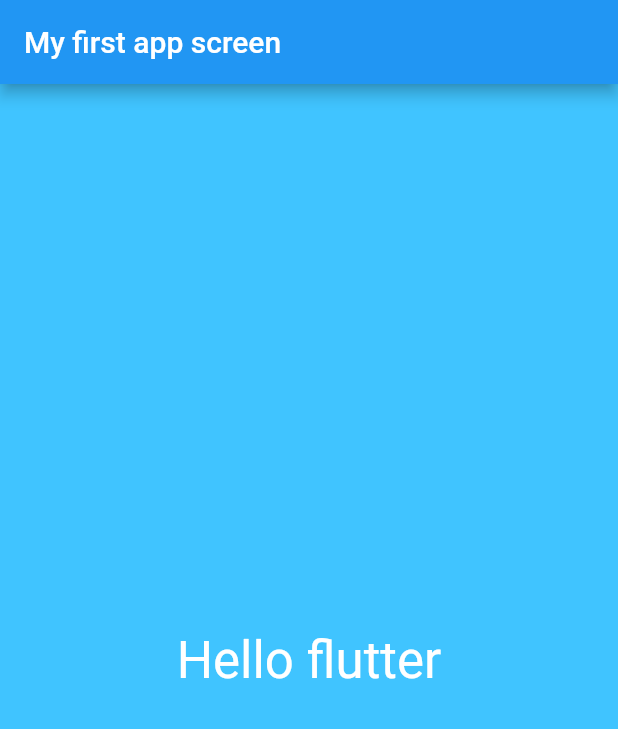
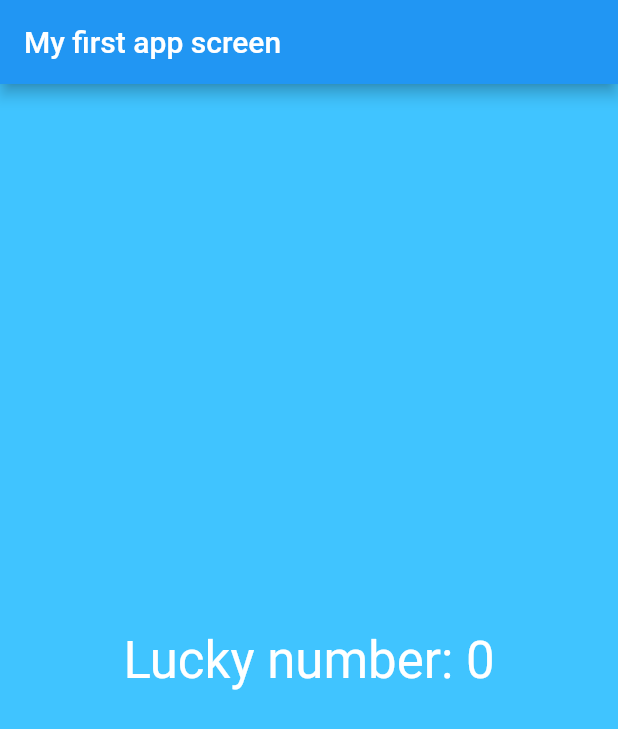
Before and after one commit to Pratiknarola/first_flutter, a Flutter app: the screen it shows after launch, on a phone screen of 412 x 824 dp. Shown: the top 729 px of the screen. Run offline on Flutter 3.47's test engine with Material 2 defaults, Android fonts, the phone set to English and light mode, and no system bars.

```diff
--- a/lib/app_screens/first_screen.dart
+++ b/lib/app_screens/first_screen.dart
@@ -1,3 +1,5 @@
+import 'dart:math';
+
 import 'package:flutter/material.dart';
 
 class FirstScreen extends StatelessWidget{
@@ -7,7 +9,7 @@ class FirstScreen extends StatelessWidget{
       color: Colors.lightBlueAccent,
       child: Center(
         child: Text(
-          "Hello flutter",
+          generateLuckyNumber(),
           textDirection: TextDirection.ltr,
           style: TextStyle(
             color: Colors.white,
@@ -18,4 +20,10 @@ class FirstScreen extends StatelessWidget{
     );
   }
 
+  String generateLuckyNumber(){
+    var random = Random();
+    int luckynumber = random.nextInt(10);
+
+    return "Lucky number: $luckynumber";
+  }
 }
```
